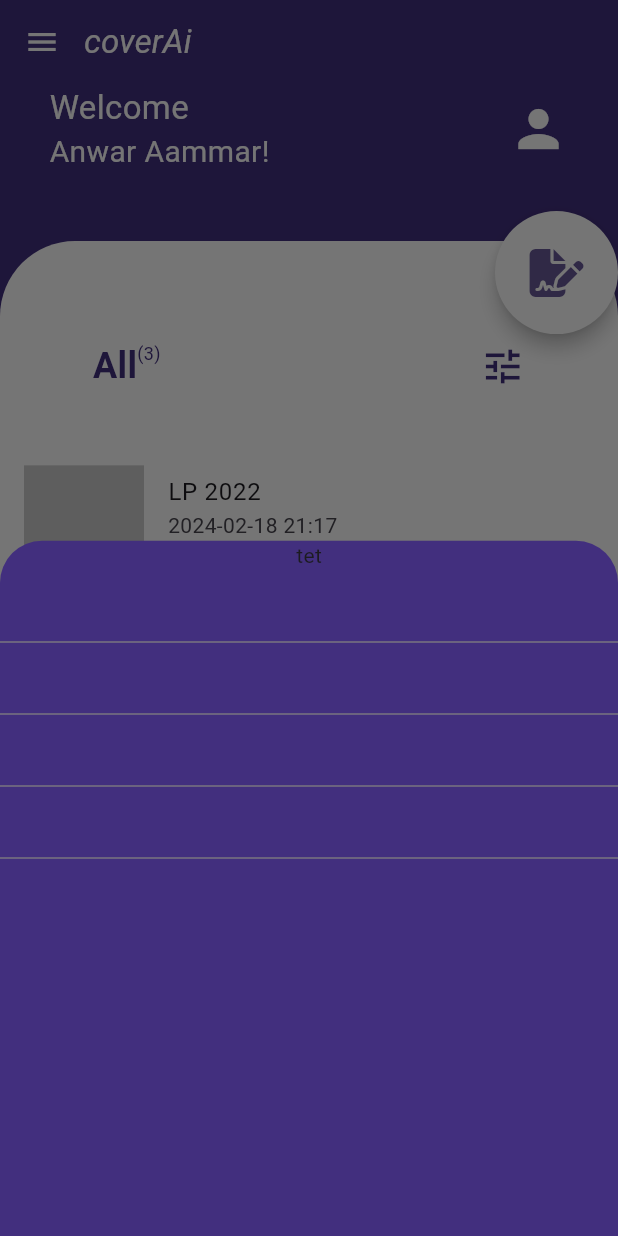
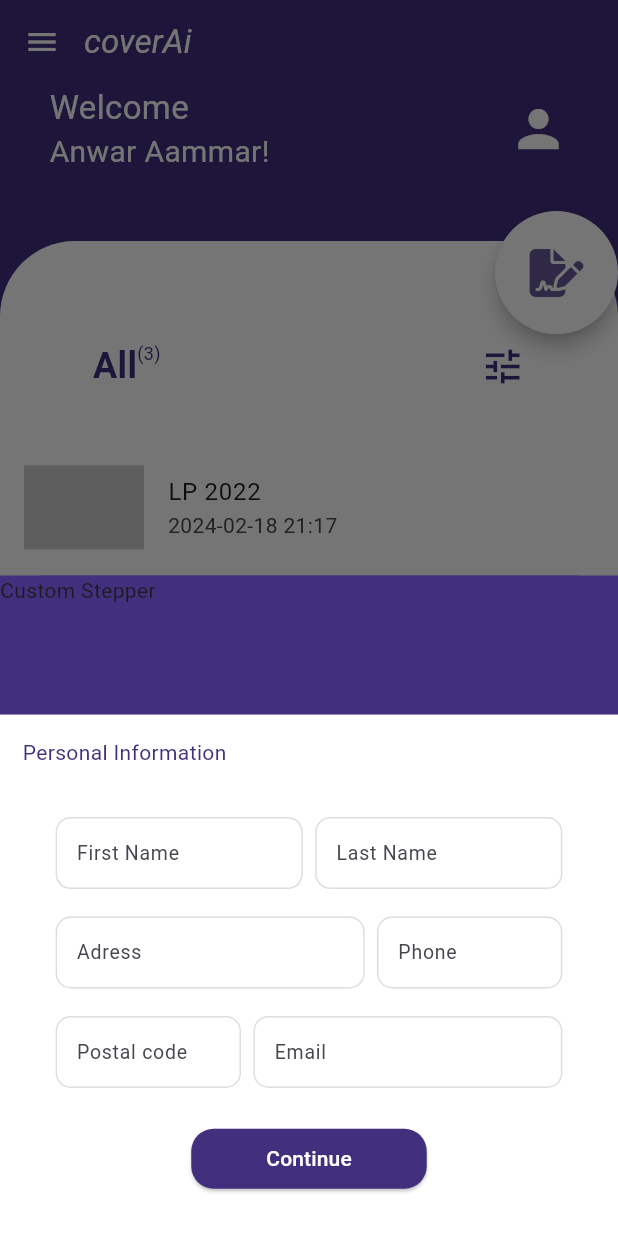
Before and after one commit to anwarr1/Ai-cover-Letter-generator, a Flutter app: the HomeScreen screen opened directly, after a tap on an icon or button, on a phone screen of 412 x 824 dp. Run offline on Flutter 3.47's test engine with Material 3 defaults, Android fonts, the light colour scheme and no system bars; drawn by our look-alikes of auto_size_text; our stand-ins replace flutter_svg, font_awesome_flutter.

Commit message:
lot of changes

```diff
--- a/cover_letter_generator/lib/Screens/HomeScreen.dart
+++ b/cover_letter_generator/lib/Screens/HomeScreen.dart
@@ -4,9 +4,14 @@ import 'package:cover_letter_generator/utils/form_helper.dart';
 import 'package:flutter/material.dart';
 import 'package:font_awesome_flutter/font_awesome_flutter.dart';
 
-class HomeScreen extends StatelessWidget {
+class HomeScreen extends StatefulWidget {
   const HomeScreen({super.key});
 
+  @override
+  State<HomeScreen> createState() => _HomeScreenState();
+}
+
+class _HomeScreenState extends State<HomeScreen> {
   @override
   Widget build(BuildContext context) {
     var width = MediaQuery.of(context).size.width;
@@ -26,12 +31,20 @@ class HomeScreen extends StatelessWidget {
         ),
       ),
       floatingActionButton: Padding(
-        padding: EdgeInsets.all(10),
+        padding: const EdgeInsets.all(10),
         child: FloatingActionButton(
             backgroundColor: primaryColor,
             shape: const CircleBorder(),
             onPressed: () {
-              showModal(context);
+              showModalBottomSheet(
+                context: context,
+                backgroundColor: primaryColor,
+                builder: (BuildContext context) {
+                  return LayoutBuilder(
+                      builder: (context, constraints) =>
+                          ModalContent(constraints));
+                },
+              );
             },
             child: const FaIcon(
               FontAwesomeIcons.wandMagicSparkles,
@@ -41,16 +54,14 @@ class HomeScreen extends StatelessWidget {
       body: Column(
         children: [
           Container(
-            // color: Colors.lightBlue,
             margin: EdgeInsets.symmetric(
               horizontal: width * 0.08,
             ),
-            child: Row(
+            child: const Row(
               mainAxisAlignment: MainAxisAlignment.start,
               crossAxisAlignment: CrossAxisAlignment.center,
               children: [
-                Container(
-                  child: const Column(
+                Column(
                     mainAxisAlignment: MainAxisAlignment.center,
                     crossAxisAlignment: CrossAxisAlignment.start,
                     children: [
@@ -63,9 +74,8 @@ class HomeScreen extends StatelessWidget {
                         style: TextStyle(color: Colors.white, fontSize: 20),
                       ),
                     ]),
-                ),
-                const Spacer(),
-                const Icon(
+                Spacer(),
+                Icon(
                   Icons.person,
                   color: Colors.white,
                   size: 40,
@@ -80,7 +90,7 @@ class HomeScreen extends StatelessWidget {
             child: Stack(
               children: [
                 Container(
-                    margin: EdgeInsets.only(top: 20),
+                    margin: const EdgeInsets.only(top: 20),
                     width: double.infinity,
                     decoration: const BoxDecoration(
                       borderRadius: BorderRadius.only(
@@ -95,7 +105,7 @@ class HomeScreen extends StatelessWidget {
                             Container(
                                 margin: EdgeInsets.only(
                                     top: constraints.maxHeight * 0.10),
-                                child: listLetters())
+                                child: listLetters()),
                           ],
                         );
                       },
@@ -106,41 +116,6 @@ class HomeScreen extends StatelessWidget {
           ),
         ],
       ),
-    );
-  }
-
-  Future<dynamic> showModal(BuildContext context) {
-    var width = MediaQuery.of(context).size.width;
-    var height = MediaQuery.of(context).size.height;
-    return showModalBottomSheet(
-      // enableDrag: true,
-      // isScrollControlled: true,
-      backgroundColor: primaryColor,
-      context: context,
-      builder: (context) =>
-          //  LayoutBuilder(
-          //   builder: (context, constraints) =>
-          Column(
-        children: [
-          Container(
-            // height: constraints.maxHeight * 0.2,
-            child: Text("tet"),
-          ),
-          Form(
-            child: Column(
-              children: [
-                TextFormField(),
-                TextFormField(),
-                TextFormField(),
-                TextFormField(),
-              ],
-            ),
-          )
-        ],
-        //
-      ),
-
-      // ),
     );
   }
 }
@@ -190,7 +165,7 @@ class rowForm extends StatelessWidget {
         Column(
           crossAxisAlignment: CrossAxisAlignment.start,
           children: [
-            Text(
+            const Text(
               "",
               style:
                   TextStyle(fontSize: 11, color: Color.fromARGB(255, 0, 0, 0)),
@@ -215,7 +190,6 @@ class circularLetter extends StatelessWidget {
 
   @override
   Widget build(BuildContext context) {
-    var size = MediaQuery.of(context).size;
     return Column(
       children: [
         Material(
@@ -241,3 +215,143 @@ class circularLetter extends StatelessWidget {
     );
   }
 }
+
+// *************************************************************** show Modal **************************************************************
+
+class ModalContent extends StatefulWidget {
+  BoxConstraints constraints;
+  ModalContent(this.constraints);
+  @override
+  _ModalContentState createState() => _ModalContentState();
+}
+
+class _ModalContentState extends State<ModalContent> {
+  double _bottomPadding = 0;
+
+  @override
+  Widget build(BuildContext context) {
+    var height = widget.constraints.maxHeight;
+    var width = widget.constraints.maxWidth;
+    return Container(
+      color: primaryColor,
+      child: SingleChildScrollView(
+        padding: EdgeInsets.only(
+          bottom: _bottomPadding + MediaQuery.of(context).viewInsets.bottom,
+        ),
+        child: Column(
+          crossAxisAlignment: CrossAxisAlignment.start,
+          // mainAxisSize: MainAxisSize.min,
+          children: <Widget>[
+            // ********************************** Stepper ******************************
+
+            Container(
+              height: height * 0.2,
+              child: Text("Custom Stepper"),
+            ),
+            Container(
+              height: height * 0.75,
+              color: const Color.fromARGB(255, 255, 255, 255),
+              child: PageView(controller: PageController(), children: [
+                Column(
+                  children: [
+                    Container(
+                      alignment: Alignment.topLeft,
+                      padding: const EdgeInsets.all(15),
+                      child: const Text(
+                        "Personal Information",
+                        style: TextStyle(
+                          color: primaryColor,
+                        ),
+                      ),
+                    ),
+                    // ********************************** Form ******************************
+                    Container(
+                        color: Colors.white,
+                        child: Form(
+                          child: Column(
+                            children: [
+                              rowForm(
+                                height: height,
+                                width: width,
+                                label1: "First Name",
+                                label2: "Last Name",
+                                widthCol1: 0.4,
+                                widthCol2: 0.4,
+                              ),
+                              SizedBox(
+                                height: height * 0.00,
+                              ),
+                              rowForm(
+                                height: height,
+                                width: width,
+                                label1: "Adress",
+                                label2: "Phone",
+                                widthCol1: 0.5,
+                                widthCol2: 0.3,
+                              ),
+                              SizedBox(
+                                height: height * 0.00,
+                              ),
+                              rowForm(
+                                height: height,
+                                width: width,
+                                label1: "Postal code",
+                                label2: "Email",
+                                widthCol1: 0.3,
+                                widthCol2: 0.5,
+                              ),
+                              SizedBox(
+                                height: height * 0.05,
+                              ),
+                              Container(
+                                alignment: Alignment.center,
+                                child: ElevatedButton(
+                                  onPressed: () {
+                                    Navigator.push(context, MaterialPageRoute(
+                                      builder: (context) {
+                                        return const HomeScreen();
+                                      },
+                                    ));
+                                  },
+                                  style: ElevatedButton.styleFrom(
+                                    backgroundColor: primaryColor,
+                                    padding: EdgeInsets.symmetric(
+                                        horizontal: 50,
+                                        vertical: height * 0.018),
+                                    shape: RoundedRectangleBorder(
+                                      borderRadius: BorderRadius.circular(15.0),
+                                    ),
+                                  ),
+                                  child: const Text(
+                                    'Continue',
+                                    style: TextStyle(color: Colors.white),
+                                  ),
+                                ),
+                              ),
+                            ],
+                          ),
+                        ))
+                  ],
+                ),
+              ]),
+            )
+          ],
+        ),
+      ),
+    );
+  }
+
+  @override
+  void initState() {
+    super.initState();
+    WidgetsBinding.instance!.addPostFrameCallback((_) {
+      _updateBottomPadding();
+    });
+  }
+
+  void _updateBottomPadding() {
+    setState(() {
+      _bottomPadding = MediaQuery.of(context).viewInsets.bottom;
+    });
+  }
+}
--- a/cover_letter_generator/lib/Widgets/LoginForm.dart
+++ b/cover_letter_generator/lib/Widgets/LoginForm.dart
@@ -80,7 +80,7 @@ class LoginForm extends StatelessWidget {
                   onPressed: () {
                     Navigator.push(context, MaterialPageRoute(
                       builder: (context) {
-                        return const HomeScreen();
+                        return  HomeScreen();
                       },
                     ));
                   },
```
Also changed, not shown: cover_letter_generator/lib/main.dart (line endings or trailing spaces). Lines whose indentation alone changed are shown as unchanged.
